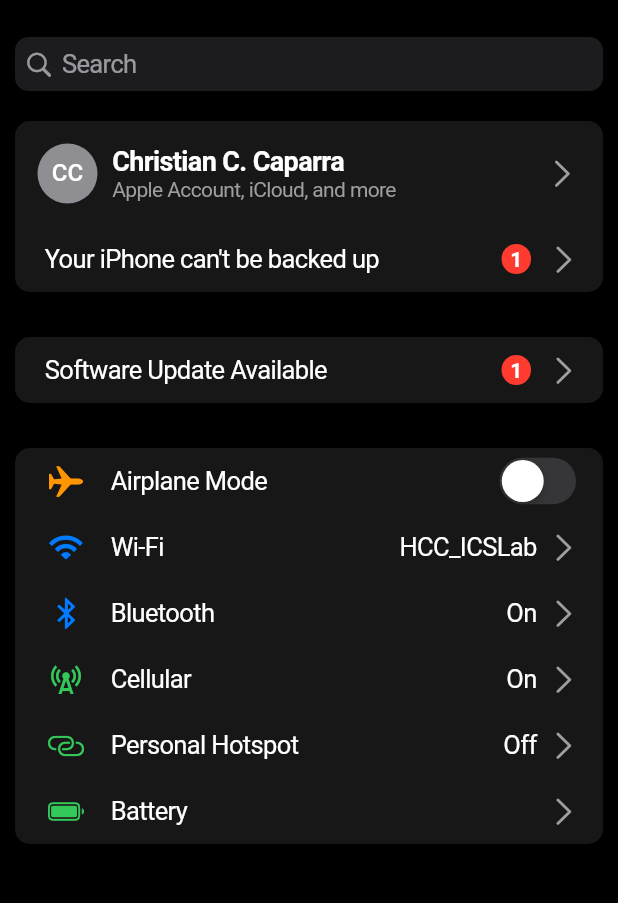
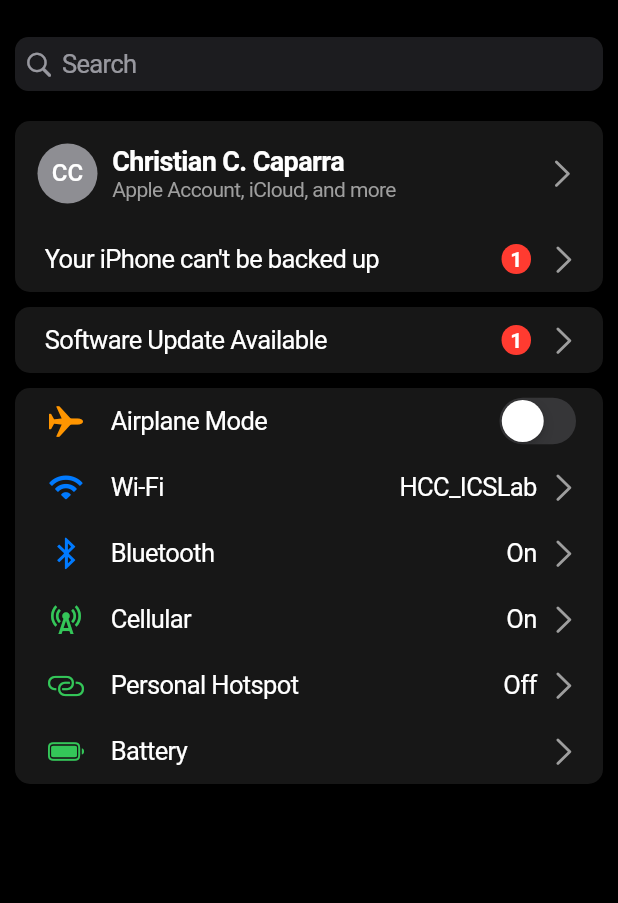
Before and after one commit to christian-cunanan-caparra/settings, a Flutter app: the MyApp screen opened directly, on a phone screen of 412 x 824 dp, the part 59-962 px from its top. Run offline on Flutter 3.47's test engine with Material 3 defaults, Android fonts, the phone set to English and light mode, and no system bars.

```diff
--- a/lib/main.dart
+++ b/lib/main.dart
@@ -201,7 +201,7 @@ class _MyAppState extends State<MyApp> {
               ),
             ),
 
-            SizedBox(height: 30),
+            SizedBox(height: 10),
 
 
             GestureDetector(
@@ -242,7 +242,7 @@ class _MyAppState extends State<MyApp> {
             ),
 
 
-            SizedBox(height: 30),
+            SizedBox(height: 10),
 
             Container(
               decoration: BoxDecoration(
@@ -579,7 +579,7 @@ class WifiPageState extends State<WifiPage> {
 void main() => runApp(CupertinoApp(
   theme: CupertinoThemeData(brightness: Brightness.dark),
   debugShowCheckedModeBanner: false,
-  home: TrapPage(),
+  home: MyApp(),
 
 ));
 
```
